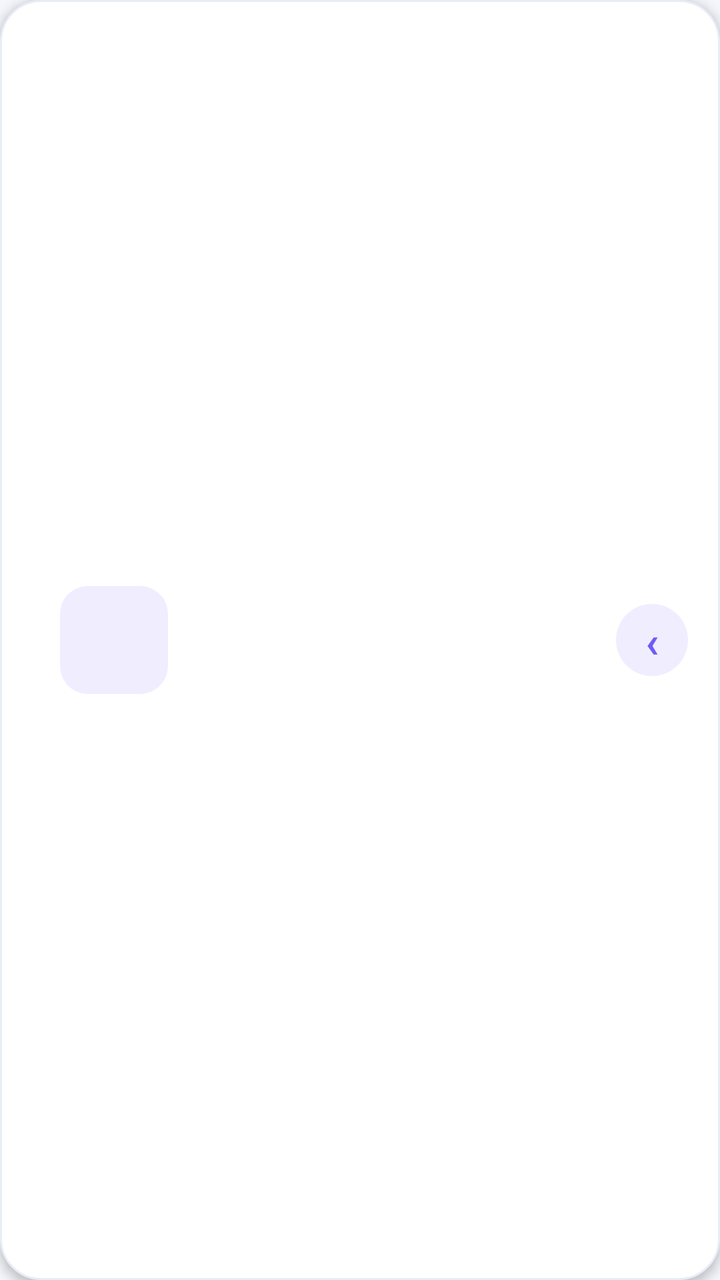
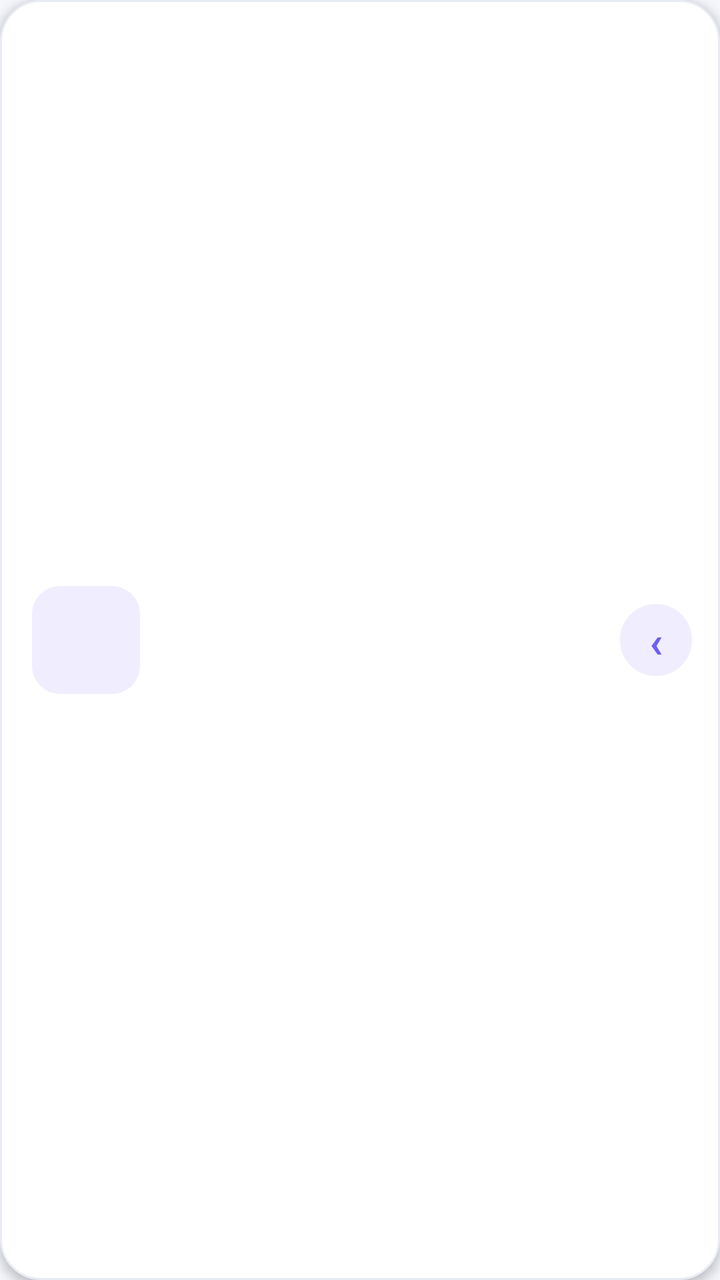

Compare the two renders of this Android layout. The source of the first and the diff that turns it into the second are given below.
<!-- AndroidManifest.xml: application theme Theme.Gardoone -->
<!-- res/layout/card_game.xml -->
<?xml version="1.0" encoding="utf-8"?>
<LinearLayout xmlns:android="http://schemas.android.com/apk/res/android"
    android:layout_width="match_parent"
    android:layout_height="wrap_content"
    android:orientation="horizontal"
    android:gravity="center_vertical"
    android:background="@drawable/card_white"
    android:padding="16dp"
    android:layout_marginBottom="12dp"
    android:elevation="3dp"
    android:clickable="true"
    android:focusable="true"
    android:foreground="?android:attr/selectableItemBackground">

    <TextView
        android:id="@+id/tv_emoji"
        android:layout_width="54dp"
        android:layout_height="54dp"
        android:gravity="center"
        android:background="@drawable/bg_emoji"
        android:textSize="26sp"
        android:layout_marginStart="14dp" />

    <LinearLayout
        android:layout_width="0dp"
        android:layout_height="wrap_content"
        android:layout_weight="1"
        android:orientation="vertical">

        <TextView
            android:id="@+id/tv_title"
            android:layout_width="wrap_content"
            android:layout_height="wrap_content"
            android:textColor="#1A2233"
            android:textSize="17sp"
            android:textStyle="bold" />

        <TextView
            android:id="@+id/tv_desc"
            android:layout_width="wrap_content"
            android:layout_height="wrap_content"
            android:textColor="#8A93A6"
            android:textSize="13sp"
            android:paddingTop="3dp" />
    </LinearLayout>

    <TextView
        android:id="@+id/tv_go"
        android:layout_width="36dp"
        android:layout_height="36dp"
        android:gravity="center"
        android:background="@drawable/bg_go"
        android:text="‹"
        android:textColor="#6D5DF6"
        android:textSize="22sp"
        android:textStyle="bold" />
</LinearLayout>
<!-- resources referenced by this layout -->
<resources>
  <!-- drawable bg_emoji (drawable) -->
  <?xml version="1.0" encoding="utf-8"?>
  <shape xmlns:android="http://schemas.android.com/apk/res/android"
      android:shape="rectangle">
      <solid android:color="#F0EDFF" />
      <corners android:radius="14dp" />
  </shape>
  <!-- drawable bg_go (drawable) -->
  <?xml version="1.0" encoding="utf-8"?>
  <shape xmlns:android="http://schemas.android.com/apk/res/android"
      android:shape="oval">
      <solid android:color="#F0EDFF" />
  </shape>
  <!-- drawable card_white (drawable) -->
  <?xml version="1.0" encoding="utf-8"?>
  <shape xmlns:android="http://schemas.android.com/apk/res/android"
      android:shape="rectangle">
      <solid android:color="#FFFFFF" />
      <corners android:radius="20dp" />
      <stroke android:width="1dp" android:color="#E8ECF4" />
  </shape>
  <style name="Theme.Gardoone" parent="Theme.AppCompat.Light.NoActionBar">
          <item name="android:statusBarColor">#F4F6FB</item>
          <item name="android:windowBackground">#F4F6FB</item>
          <item name="android:navigationBarColor">#F4F6FB</item>
          <item name="android:textColor">#1A2233</item>
          <item name="android:windowLightStatusBar">true</item>
      </style>
</resources>

<!-- the commit's change to res/layout/card_game.xml (unified diff, before → after) -->
@@ -5,43 +5,60 @@
     android:orientation="horizontal"
     android:gravity="center_vertical"
     android:background="@drawable/card_white"
-    android:padding="16dp"
+    android:padding="14dp"
     android:layout_marginBottom="12dp"
     android:elevation="3dp"
     android:clickable="true"
     android:focusable="true"
     android:foreground="?android:attr/selectableItemBackground">
 
-    <TextView
-        android:id="@+id/tv_emoji"
+    <FrameLayout
+        android:id="@+id/fl_icon"
         android:layout_width="54dp"
         android:layout_height="54dp"
-        android:gravity="center"
-        android:background="@drawable/bg_emoji"
-        android:textSize="26sp"
-        android:layout_marginStart="14dp" />
+        android:layout_marginStart="2dp"
+        android:layout_marginEnd="14dp"
+        android:background="@drawable/bg_emoji">
+
+        <ImageView
+            android:id="@+id/iv_icon"
+            android:layout_width="32dp"
+            android:layout_height="32dp"
+            android:layout_gravity="center"
+            android:visibility="gone" />
+
+        <TextView
+            android:id="@+id/tv_emoji"
+            android:layout_width="match_parent"
+            android:layout_height="match_parent"
+            android:gravity="center"
+            android:textSize="24sp" />
+    </FrameLayout>
 
     <LinearLayout
         android:layout_width="0dp"
         android:layout_height="wrap_content"
         android:layout_weight="1"
-        android:orientation="vertical">
+        android:orientation="vertical"
+        android:gravity="center_vertical">
 
         <TextView
             android:id="@+id/tv_title"
-            android:layout_width="wrap_content"
+            android:layout_width="match_parent"
             android:layout_height="wrap_content"
             android:textColor="#1A2233"
             android:textSize="17sp"
-            android:textStyle="bold" />
+            android:textStyle="bold"
+            android:gravity="start" />
 
         <TextView
             android:id="@+id/tv_desc"
-            android:layout_width="wrap_content"
+            android:layout_width="match_parent"
             android:layout_height="wrap_content"
             android:textColor="#8A93A6"
             android:textSize="13sp"
-            android:paddingTop="3dp" />
+            android:gravity="start"
+            android:layout_marginTop="3dp" />
     </LinearLayout>
 
     <TextView
@@ -53,5 +70,6 @@
         android:text="‹"
         android:textColor="#6D5DF6"
         android:textSize="22sp"
-        android:textStyle="bold" />
+        android:textStyle="bold"
+        android:layout_marginStart="8dp" />
 </LinearLayout>
